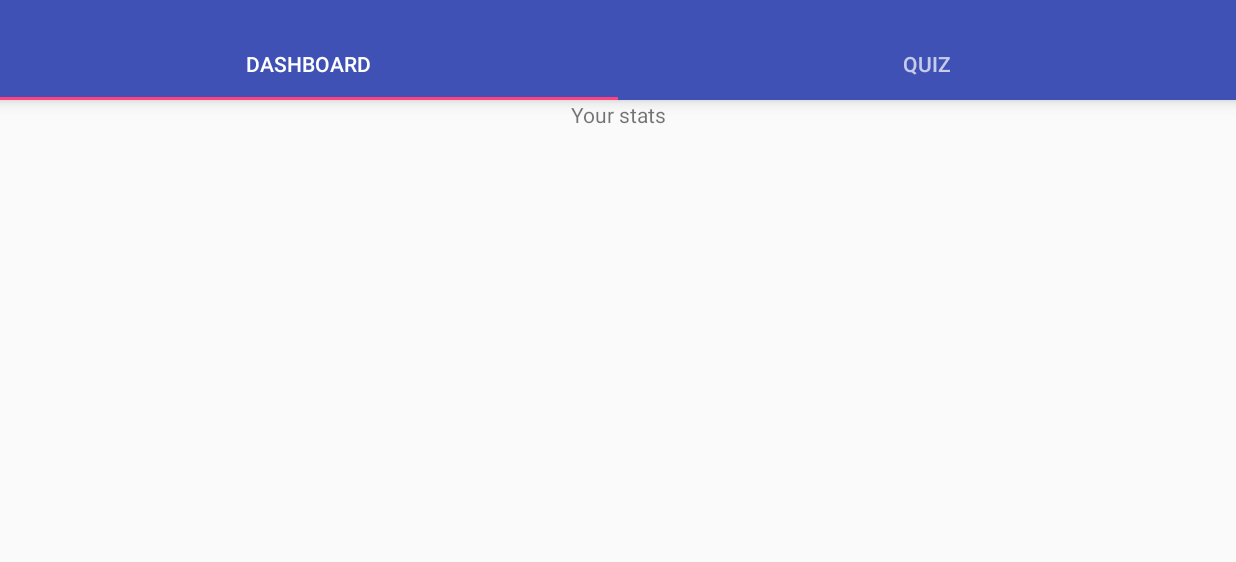
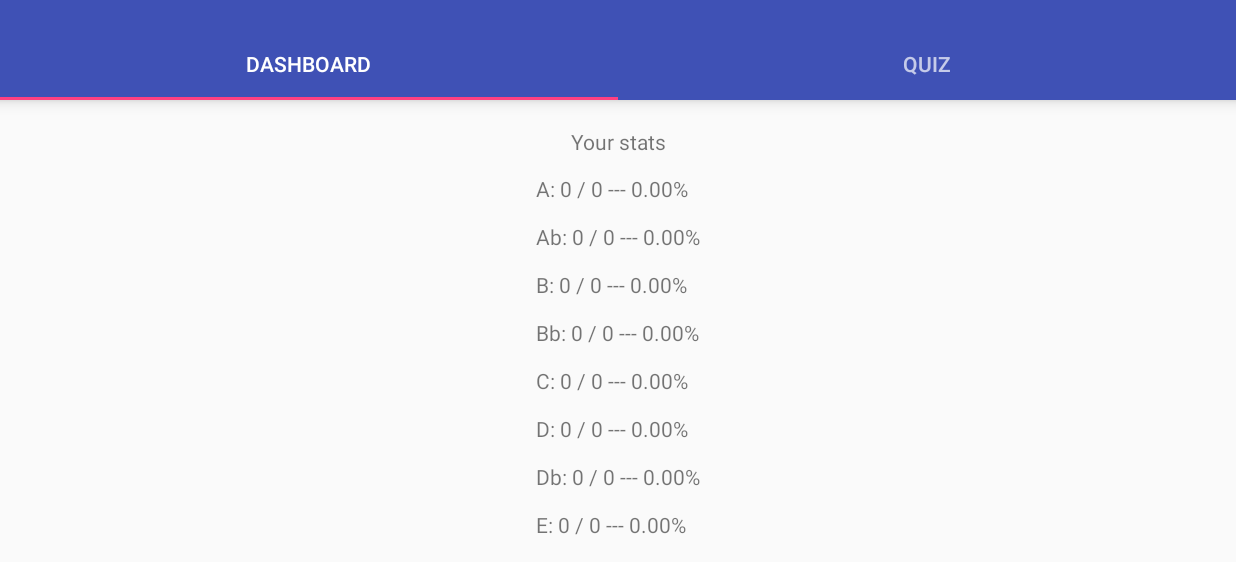
Before and after one commit to rock003/android_perfect_pitch, an Android app: the screen it shows after launch (MainActivity), on a phone screen of 824 x 412 dp (held sideways), the part 56-618 px from its top. Run offline under Robolectric (Android 15) with nearby library versions, the phone set to English and light mode, and no system bars.

Commit message:
updated dashboard

```diff
--- a/app/src/main/java/com/bunnybun/perfectpitch/AppCore.java
+++ b/app/src/main/java/com/bunnybun/perfectpitch/AppCore.java
@@ -141,7 +141,7 @@ public class AppCore implements Serializable {
         String text = "";
 
         for (Note n : notes) {
-            text += n.getName() + ": " + n.getNumCorrect() + "/" + n.getNumTotal() + " " + String.format("%.2f", n.getCorrectPercentage()) + "%" + System.getProperty("line.separator");
+            text += n.getName() + ": " + n.getNumCorrect() + " / " + n.getNumTotal() + " --- " + String.format("%.2f", n.getCorrectPercentage()) + "%" + System.getProperty("line.separator") + System.getProperty("line.separator");
         }
 
         return text;
--- a/app/src/main/java/com/bunnybun/perfectpitch/DashboardFragment.java
+++ b/app/src/main/java/com/bunnybun/perfectpitch/DashboardFragment.java
@@ -25,9 +25,11 @@ import java.io.InputStreamReader;
 public class DashboardFragment extends Fragment {
     final static String DATA_FILE_NAME = "user_data";
 
-    Context mainContext;
+    private AppCore appCore;
 
-    String user_data;
+//    Context mainContext;
+
+//    String user_data;
     TextView statsTextView;
 
     public DashboardFragment() {
@@ -39,7 +41,17 @@ public class DashboardFragment extends Fragment {
     public View onCreateView(LayoutInflater inflater, ViewGroup container,
                              Bundle savedInstanceState) {
         View view = inflater.inflate(R.layout.fragment_dashboard, container, false);
-//        statsTextView = (TextView) view.findViewById(R.id.stats);
+
+        // this to fix new fragment on top of old fragment issue
+        if (container != null) {
+            container.removeAllViews();
+        }
+
+        appCore = AppCore.getInstance();
+
+        statsTextView = (TextView) view.findViewById(R.id.stats);
+
+        statsTextView.setText(appCore.generateStatText());
 //
 //        statsTextView.setText(user_data);
 
@@ -55,31 +67,31 @@ public class DashboardFragment extends Fragment {
 //        readUserData();
     }
 
-    public void readUserData() {
-        try {
-            FileInputStream inputStream = mainContext.openFileInput(DATA_FILE_NAME);
-
-            if (inputStream != null) {
-                InputStreamReader inputStreamReader = new InputStreamReader(inputStream);
-                BufferedReader bufferedReader = new BufferedReader(inputStreamReader);
-                StringBuilder stringBuilder = new StringBuilder();
-                String receiveStr = "";
-
-                user_data = "";
-
-
-                while ((receiveStr = bufferedReader.readLine()) != null) {
-                    stringBuilder.append(receiveStr);
-                }
-
-                inputStream.close();
-
-                user_data = stringBuilder.toString();
-            }
-        } catch (FileNotFoundException e) {
-            e.printStackTrace();
-        } catch (IOException e) {
-            e.printStackTrace();
-        }
-    }
+//    public void readUserData() {
+//        try {
+//            FileInputStream inputStream = mainContext.openFileInput(DATA_FILE_NAME);
+//
+//            if (inputStream != null) {
+//                InputStreamReader inputStreamReader = new InputStreamReader(inputStream);
+//                BufferedReader bufferedReader = new BufferedReader(inputStreamReader);
+//                StringBuilder stringBuilder = new StringBuilder();
+//                String receiveStr = "";
+//
+//                user_data = "";
+//
+//
+//                while ((receiveStr = bufferedReader.readLine()) != null) {
+//                    stringBuilder.append(receiveStr);
+//                }
+//
+//                inputStream.close();
+//
+//                user_data = stringBuilder.toString();
+//            }
+//        } catch (FileNotFoundException e) {
+//            e.printStackTrace();
+//        } catch (IOException e) {
+//            e.printStackTrace();
+//        }
+//    }
 }
--- a/app/src/main/java/com/bunnybun/perfectpitch/MainActivity.java
+++ b/app/src/main/java/com/bunnybun/perfectpitch/MainActivity.java
@@ -3,6 +3,7 @@ package com.bunnybun.perfectpitch;
 import android.content.Context;
 import android.media.MediaPlayer;
 import android.support.design.widget.TabLayout;
+import android.support.v4.app.FragmentTransaction;
 import android.support.v4.view.ViewPager;
 import android.support.v7.app.AppCompatActivity;
 import android.os.Bundle;
@@ -17,7 +18,7 @@ import java.io.FileNotFoundException;
 import java.io.FileOutputStream;
 
 
-public class MainActivity extends AppCompatActivity {
+public class MainActivity extends AppCompatActivity implements QuizFragment.OnQuizEndListener {
     final static String LOG_TAG = MainActivity.class.getSimpleName();
     final static String DATA_FILE_NAME = "user_data";
     final static String[] SOUNDS = AppCore.getSOUNDS();
@@ -59,6 +60,15 @@ public class MainActivity extends AppCompatActivity {
 
             }
         });
+    }
+
+    @Override
+    public void onQuizEnd() {
+        DashboardFragment dashboardFragment = new DashboardFragment();
+
+        FragmentTransaction transaction = getSupportFragmentManager().beginTransaction();
+        transaction.replace(R.id.dashboard_fragment, dashboardFragment);
+        transaction.commit();
     }
 
     private void loadUserData() {
--- a/app/src/main/java/com/bunnybun/perfectpitch/QuizFragment.java
+++ b/app/src/main/java/com/bunnybun/perfectpitch/QuizFragment.java
@@ -1,6 +1,8 @@
 package com.bunnybun.perfectpitch;
 
 
+import android.app.Activity;
+import android.content.Context;
 import android.media.MediaPlayer;
 import android.os.Bundle;
 import android.os.SystemClock;
@@ -39,11 +41,16 @@ public class QuizFragment extends Fragment implements View.OnClickListener {
     ImageButton playButton;
     TextView questionTextView;
     TextView resultTextView;
-    TextView statTextView;
     TextView progressTextView;
+
+    OnQuizEndListener quizEndCallback;
 
     public QuizFragment() {
         // Required empty public constructor
+    }
+
+    public interface OnQuizEndListener {
+        void onQuizEnd();
     }
 
     @Override
@@ -53,7 +60,6 @@ public class QuizFragment extends Fragment implements View.OnClickListener {
         playButton = (ImageButton) view.findViewById(R.id.playButton);
         questionTextView = (TextView) view.findViewById(R.id.questionText);
         resultTextView = (TextView) view.findViewById(R.id.resultText);
-        statTextView = (TextView) view.findViewById(R.id.statText);
         progressTextView = (TextView) view.findViewById(R.id.progressText);
 
         waitingForInput = false;
@@ -81,6 +87,15 @@ public class QuizFragment extends Fragment implements View.OnClickListener {
     }
 
     @Override
+    public void onAttach(Context context) {
+        super.onAttach(context);
+
+        if (context instanceof OnQuizEndListener) {
+            quizEndCallback = (OnQuizEndListener) context;
+        }
+    }
+
+    @Override
     public void onClick(View v) {
         if (waitingForInput == false) {
             return;
@@ -96,85 +111,61 @@ public class QuizFragment extends Fragment implements View.OnClickListener {
 
         switch (v.getId()) {
             case R.id.btn_c:
-                Log.v(LOG_TAG, "button c clicked");
-
                 answerNote = "C";
 
                 break;
 
             case R.id.btn_d:
-                Log.v(LOG_TAG, "button d clicked");
-
                 answerNote = "D";
 
                 break;
 
             case R.id.btn_e:
-                Log.v(LOG_TAG, "button e clicked");
-
                 answerNote = "E";
 
                 break;
 
             case R.id.btn_f:
-                Log.v(LOG_TAG, "button f clicked");
-
                 answerNote = "F";
 
                 break;
 
             case R.id.btn_g:
-                Log.v(LOG_TAG, "button g clicked");
-
                 answerNote = "G";
 
                 break;
 
             case R.id.btn_a:
-                Log.v(LOG_TAG, "button a clicked");
-
                 answerNote = "A";
 
                 break;
 
             case R.id.btn_b:
-                Log.v(LOG_TAG, "button b clicked");
-
                 answerNote = "B";
 
                 break;
 
             case R.id.btn_db:
-                Log.v(LOG_TAG, "button db clicked");
-
                 answerNote = "Db";
 
                 break;
 
             case R.id.btn_eb:
-                Log.v(LOG_TAG, "button eb clicked");
-
                 answerNote = "Eb";
 
                 break;
 
             case R.id.btn_gb:
-                Log.v(LOG_TAG, "button gb clicked");
-
                 answerNote = "Gb";
 
                 break;
 
             case R.id.btn_ab:
-                Log.v(LOG_TAG, "button ab clicked");
-
                 answerNote = "Ab";
 
                 break;
 
             case R.id.btn_bb:
-                Log.v(LOG_TAG, "button bb clicked");
-
                 answerNote = "Bb";
 
                 break;
@@ -306,7 +297,6 @@ public class QuizFragment extends Fragment implements View.OnClickListener {
 
             progressTextView.setText(getResources().getString(getResources().getIdentifier("progress_text_waiting", "string", getActivity().getPackageName()), currentAnswerIndex, appCore.getNumOfSoundsToPlay()));
             resultTextView.setText(resultText);
-            statTextView.setText(appCore.generateStatText());
             questionTextView.setText("");
 
             appCore.resetQuestionNotes();
@@ -323,6 +313,6 @@ public class QuizFragment extends Fragment implements View.OnClickListener {
         waitingForInput = false;
         appCore.resetQuestionNotes();
 
-        statTextView.setText(appCore.generateStatText());
+        quizEndCallback.onQuizEnd();
     }
 }
--- a/app/src/main/res/layout/fragment_dashboard.xml
+++ b/app/src/main/res/layout/fragment_dashboard.xml
@@ -1,20 +1,33 @@
 <?xml version="1.0" encoding="utf-8"?>
 <FrameLayout xmlns:android="http://schemas.android.com/apk/res/android"
     xmlns:tools="http://schemas.android.com/tools"
+    android:id="@+id/dashboard_fragment"
     android:layout_width="match_parent"
     android:layout_height="match_parent"
     tools:context=".DashboardFragment">
 
+    <ScrollView
+        android:layout_width="match_parent"
+        android:layout_height="match_parent"
+        android:fillViewport="true">
+
         <LinearLayout
             android:layout_width="match_parent"
             android:layout_height="wrap_content"
-        android:orientation="vertical">
+            android:orientation="vertical"
+            android:paddingTop="18dp">
 
             <TextView
                 android:layout_width="match_parent"
                 android:layout_height="wrap_content"
                 android:gravity="center"
                 android:text="@string/dashboard_title" />
+
+            <LinearLayout
+                android:layout_width="wrap_content"
+                android:layout_height="wrap_content"
+                android:layout_gravity="center"
+                android:paddingTop="12dp">
 
                 <TextView
                     android:id="@+id/stats"
@@ -23,4 +36,8 @@
 
             </LinearLayout>
 
+        </LinearLayout>
+
+    </ScrollView>
+
 </FrameLayout>
```
Also changed, not shown: app/src/main/res/layout/fragment_quiz.xml (+0 -7 lines). Lines whose indentation alone changed are shown as unchanged.
